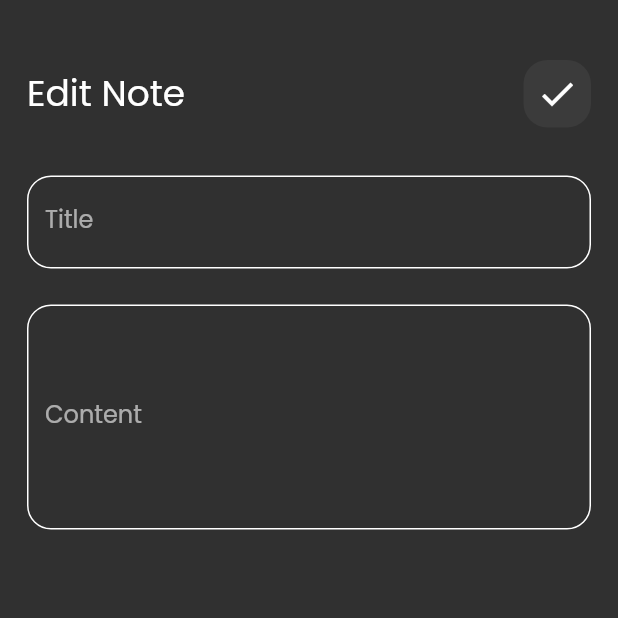
After one commit to ammar74/notes, a Flutter app: the screen it shows after launch, after a tap on "Flutter Tip", on a phone screen of 412 x 824 dp, the top half of it. The commit adds this screen. Run offline on Flutter 3.47's test engine with Material 2 defaults, Android fonts, the phone set to English and light mode, and no system bars.

Commit message:
create Edit Note View and Customized App Bar

```diff
--- /dev/null
+++ b/lib/views/edit_note_view.dart
@@ -0,0 +1,13 @@
+import 'package:flutter/material.dart';
+import 'package:notes/widgets/edit_view_body.dart';
+
+class EditNoteView extends StatelessWidget {
+  const EditNoteView({super.key});
+
+  @override
+  Widget build(BuildContext context) {
+    return const Scaffold(
+      body: EditNoteViewBody(),
+    );
+  }
+}
--- a/lib/views/notes_view.dart
+++ b/lib/views/notes_view.dart
@@ -1,6 +1,6 @@
 import 'package:flutter/material.dart';
-import 'package:notes/views/widgets/add_note_bottom_sheet.dart';
-import 'package:notes/views/widgets/notes_view_body.dart';
+import 'package:notes/widgets/add_note_bottom_sheet.dart';
+import 'package:notes/widgets/notes_view_body.dart';
 
 class NotesView extends StatelessWidget {
   const NotesView({super.key});
--- a/lib/views/widgets/custom_app_bar.dart
+++ b/lib/widgets/custom_app_bar.dart
@@ -1,22 +1,26 @@
 
 import 'package:flutter/material.dart';
-import 'package:notes/views/widgets/custom_search_icon.dart';
+import 'package:notes/widgets/custom_search_icon.dart';
 
 class CustomAppBar extends StatelessWidget {
-  const CustomAppBar({super.key});
+  const CustomAppBar({super.key, required this.title, required this.icon});
+
+  final String title;
+  final IconData icon;
+
 
   @override
   Widget build(BuildContext context) {
-    return const Row(
+    return  Row(
       mainAxisAlignment: MainAxisAlignment.spaceBetween,
       children: [
         Text(
-          'Notes',
-          style: TextStyle(
+          title,
+          style: const TextStyle(
             fontSize: 24,
           ),
         ),
-        CustomSearchIcon(),
+          CustomIcon(icon: icon,),
       ],
     );
   }
--- a/lib/views/widgets/custom_search_icon.dart
+++ b/lib/widgets/custom_search_icon.dart
@@ -1,8 +1,9 @@
 import 'package:flutter/material.dart';
 
-class CustomSearchIcon extends StatelessWidget {
-  const CustomSearchIcon({super.key});
+class CustomIcon extends StatelessWidget {
+  const CustomIcon({super.key, required this.icon});
 
+  final IconData icon;
   @override
   Widget build(BuildContext context) {
     return Container(
@@ -12,7 +13,7 @@ class CustomSearchIcon extends StatelessWidget {
         borderRadius: BorderRadius.circular(16.0),
           color: Colors.white.withOpacity(0.05)
       ),
-      child: const Center(child: Icon(Icons.search,size: 28,)),
+      child: Center(child: Icon(icon,size: 28,)),
     );
   }
 }
--- /dev/null
+++ b/lib/widgets/edit_view_body.dart
@@ -0,0 +1,32 @@
+import 'package:flutter/material.dart';
+import 'package:notes/widgets/custom_app_bar.dart';
+import 'package:notes/widgets/custom_text_field.dart';
+
+class EditNoteViewBody extends StatelessWidget {
+  const EditNoteViewBody({super.key});
+
+  @override
+  Widget build(BuildContext context) {
+    return Padding(
+      padding: const EdgeInsets.only(top :40.0, right: 18.0, left: 18.0),
+      child: Column(
+        children: [
+          const CustomAppBar(title: 'Edit Note',icon: Icons.check,),
+          Padding(
+            padding: const EdgeInsets.only(top: 32.0),
+            child: CustomTextField(
+              hintText: 'Title',
+            ),
+          ),
+          const SizedBox(
+            height: 16.0,
+          ),
+          CustomTextField(
+              maxLines: 5 ,
+              hintText: 'Content'),
+
+        ],
+      ),
+    );
+  }
+}
--- /dev/null
+++ b/lib/widgets/notes_item.dart
@@ -0,0 +1,77 @@
+import 'dart:math';
+
+import 'package:flutter/material.dart';
+import 'package:notes/views/edit_note_view.dart';
+
+class NotesItem extends StatelessWidget {
+  const NotesItem({super.key});
+
+  /*List<Color> colors =[
+    Colors.amberAccent,
+    Colors.blueAccent,
+    Colors.redAccent,
+    Colors.greenAccent,
+  ] ;*/
+
+
+  @override
+  Widget build(BuildContext context) {
+   /* var random=Random().nextInt(colors.length);
+    Color itemColor = colors[random];*/
+    return GestureDetector(
+      onTap: (){
+        Navigator.push(context, MaterialPageRoute(builder: (context){
+          return const EditNoteView();
+        })
+        );
+      },
+      child: Padding(
+        padding: const EdgeInsets.only(bottom: 8.0),
+        child: Container(
+          padding: const EdgeInsets.only(top: 16.0, bottom: 16.0,left: 8.0),
+          decoration: BoxDecoration(
+            color: Colors.amberAccent,
+            borderRadius: BorderRadius.circular(16.0),
+          ),
+          child:  Column(
+            crossAxisAlignment: CrossAxisAlignment.end,
+            children: [
+               ListTile(
+                isThreeLine: true,
+                title: const Text(
+                    'Flutter Tip',
+                  style: TextStyle(
+                    fontSize: 26,
+                    color: Colors.black,
+                  ),
+                ),
+                subtitle: const Padding(
+                  padding: EdgeInsets.only(top:8.0),
+                  child: Text(
+                    'This is a subtitle build by Ammar Yasser',
+                    style: TextStyle(
+                      fontSize: 18,
+                      color: Colors.black45,
+                    ),),
+                ),
+                trailing: IconButton(
+                   onPressed: (){  },
+                    icon: const Icon(
+                      Icons.delete,
+                      size: 36,
+                      color: Colors.black,)
+                ),
+              ),
+              Padding(
+                padding: const EdgeInsets.only(right: 16.0, top: 8.0),
+                child: Text('${DateTime.now()}', style: const TextStyle(
+                  color: Colors.black45
+                ),),
+              )
+            ],
+          ),
+        ),
+      ),
+    );
+  }
+}
--- a/lib/views/widgets/notes_list_view.dart
+++ b/lib/widgets/notes_list_view.dart
@@ -1,5 +1,5 @@
 import 'package:flutter/material.dart';
-import 'package:notes/views/widgets/notes_item.dart';
+import 'package:notes/widgets/notes_item.dart';
 
 class NotesListView extends StatelessWidget {
   const NotesListView({super.key});
--- a/lib/views/widgets/notes_view_body.dart
+++ b/lib/widgets/notes_view_body.dart
@@ -1,8 +1,7 @@
 
 import 'package:flutter/material.dart';
-import 'package:notes/views/widgets/custom_app_bar.dart';
-import 'package:notes/views/widgets/notes_item.dart';
-import 'package:notes/views/widgets/notes_list_view.dart';
+import 'package:notes/widgets/custom_app_bar.dart';
+import 'package:notes/widgets/notes_list_view.dart';
 
 class NotesViewBody extends StatelessWidget {
   const NotesViewBody({super.key});
@@ -13,7 +12,7 @@ class NotesViewBody extends StatelessWidget {
       padding: EdgeInsets.only(top :40.0, right: 18.0, left: 18.0),
       child: Column(
         children: [
-          CustomAppBar(),
+          CustomAppBar(title: 'Notes',icon: Icons.search,),
           Expanded(child: NotesListView()),
         ],
       ),
```
Also changed, not shown: lib/views/widgets/add_note_bottom_sheet.dart (deleted, +0 -28 lines), lib/views/widgets/notes_item.dart (deleted, +0 -68 lines), lib/widgets/add_note_bottom_sheet.dart (added, +35 -0 lines), lib/widgets/custom_button.dart (renamed from lib/views/widgets/custom_button.dart, +6 -5 lines), lib/widgets/custom_text_field.dart (renamed from lib/views/widgets/custom_text_field.dart).
